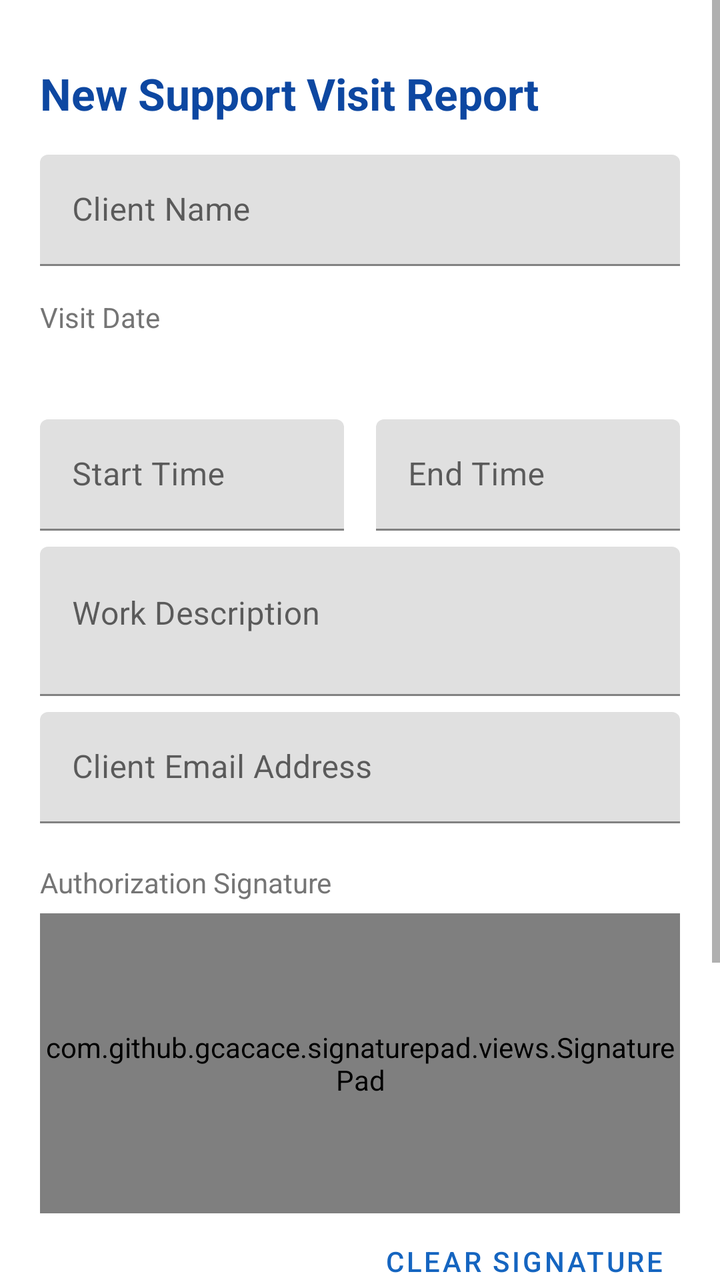
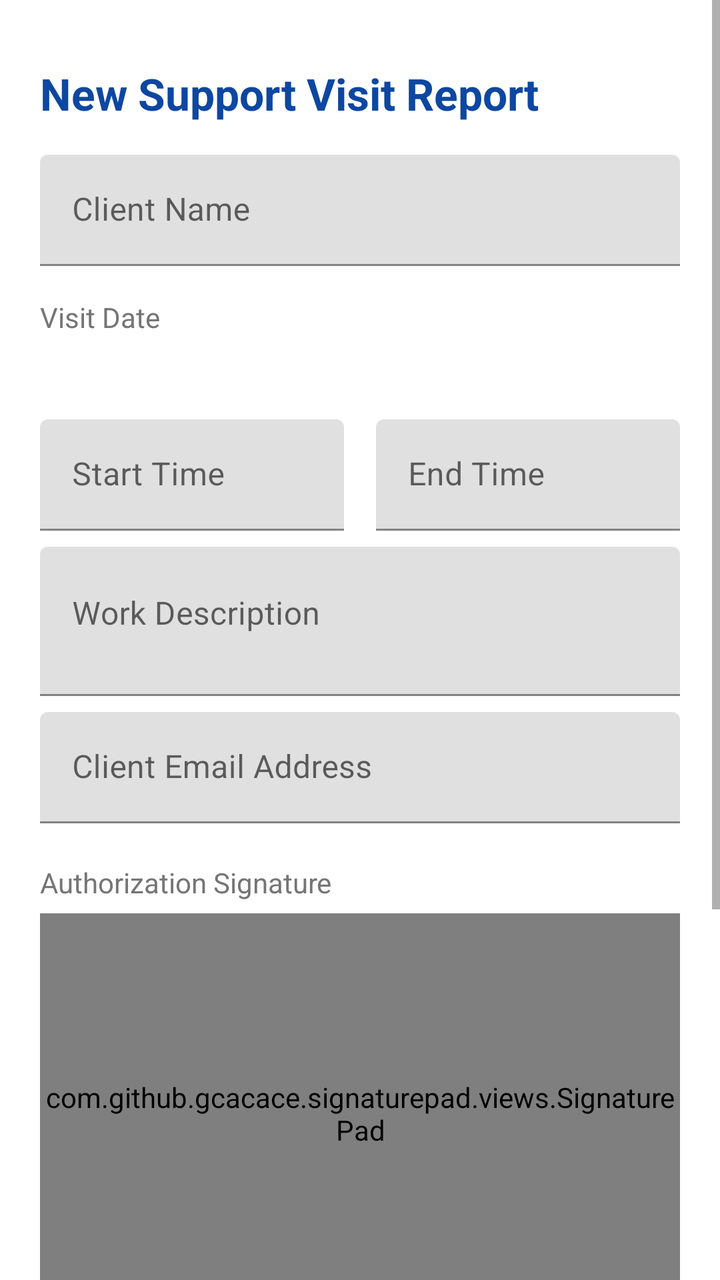

Screens rendered from an Android XML layout before and after an edit, with the pre-edit source and the edit as a unified diff.
<!-- AndroidManifest.xml: application theme Theme.SupportVisit -->
<!-- res/layout/activity_new_visit.xml -->
<?xml version="1.0" encoding="utf-8"?>
<ScrollView
    xmlns:android="http://schemas.android.com/apk/res/android"
    xmlns:app="http://schemas.android.com/apk/res-auto"
    android:layout_width="match_parent"
    android:layout_height="match_parent"
    android:fillViewport="true">

    <LinearLayout
        android:layout_width="match_parent"
        android:layout_height="wrap_content"
        android:orientation="vertical"
        android:paddingStart="20dp"
        android:paddingEnd="20dp"
        android:paddingTop="32dp"
        android:paddingBottom="40dp">

        <TextView
            android:id="@+id/tvFormTitle"
            android:layout_width="wrap_content"
            android:layout_height="wrap_content"
            android:text="New Support Visit Report"
            android:textSize="22sp"
            android:textStyle="bold"
            android:textColor="@color/primary_dark"
            android:layout_marginBottom="16dp"/>

        <com.google.android.material.textfield.TextInputLayout
            android:layout_width="match_parent"
            android:layout_height="wrap_content"
            android:hint="Client Name">

            <com.google.android.material.textfield.TextInputEditText
                android:id="@+id/etClientName"
                android:layout_width="match_parent"
                android:layout_height="wrap_content"
                android:inputType="textPersonName"/>

        </com.google.android.material.textfield.TextInputLayout>

        <TextView
            android:layout_width="wrap_content"
            android:layout_height="wrap_content"
            android:text="Visit Date"
            android:textColor="@color/text_secondary"
            android:layout_marginTop="16dp"/>

        <TextView
            android:id="@+id/tvDate"
            android:layout_width="match_parent"
            android:layout_height="wrap_content"
            android:textSize="16sp"
            android:textStyle="bold"
            android:textColor="@color/primary_dark"
            android:paddingTop="4dp"
            android:paddingBottom="8dp"/>

        <LinearLayout
            android:layout_width="match_parent"
            android:layout_height="wrap_content"
            android:orientation="horizontal"
            android:layout_marginTop="8dp">

            <com.google.android.material.textfield.TextInputLayout
                android:layout_width="0dp"
                android:layout_height="wrap_content"
                android:layout_weight="1"
                android:layout_marginEnd="8dp"
                android:hint="Start Time">

                <com.google.android.material.textfield.TextInputEditText
                    android:id="@+id/etStartTime"
                    android:layout_width="match_parent"
                    android:layout_height="wrap_content"
                    android:focusable="false"
                    android:clickable="true"/>

            </com.google.android.material.textfield.TextInputLayout>

            <com.google.android.material.textfield.TextInputLayout
                android:layout_width="0dp"
                android:layout_height="wrap_content"
                android:layout_weight="1"
                android:layout_marginStart="8dp"
                android:hint="End Time">

                <com.google.android.material.textfield.TextInputEditText
                    android:id="@+id/etEndTime"
                    android:layout_width="match_parent"
                    android:layout_height="wrap_content"
                    android:focusable="false"
                    android:clickable="true"/>

            </com.google.android.material.textfield.TextInputLayout>

        </LinearLayout>

        <com.google.android.material.textfield.TextInputLayout
            android:layout_width="match_parent"
            android:layout_height="wrap_content"
            android:layout_marginTop="8dp"
            android:hint="Work Description">

            <com.google.android.material.textfield.TextInputEditText
                android:id="@+id/etDescription"
                android:layout_width="match_parent"
                android:layout_height="wrap_content"
                android:minLines="2"
                android:gravity="top"
                android:inputType="textMultiLine"/>

        </com.google.android.material.textfield.TextInputLayout>

        <com.google.android.material.textfield.TextInputLayout
            android:layout_width="match_parent"
            android:layout_height="wrap_content"
            android:layout_marginTop="8dp"
            android:hint="Client Email Address">

            <com.google.android.material.textfield.TextInputEditText
                android:id="@+id/etClientEmail"
                android:layout_width="match_parent"
                android:layout_height="wrap_content"
                android:inputType="textEmailAddress"/>

        </com.google.android.material.textfield.TextInputLayout>

        <TextView
            android:layout_width="wrap_content"
            android:layout_height="wrap_content"
            android:text="Authorization Signature"
            android:textColor="@color/text_secondary"
            android:layout_marginTop="20dp"/>

        <LinearLayout
            android:id="@+id/newSignatureContainer"
            android:layout_width="match_parent"
            android:layout_height="wrap_content"
            android:orientation="vertical">

            <FrameLayout
                android:layout_width="match_parent"
                android:layout_height="150dp"
                android:layout_marginTop="6dp"
                android:background="@color/signature_bg">

                <com.github.gcacace.signaturepad.views.SignaturePad
                    android:id="@+id/signaturePad"
                    android:layout_width="match_parent"
                    android:layout_height="match_parent"/>

            </FrameLayout>

            <Button
                android:id="@+id/btnClearSignature"
                style="@style/Widget.MaterialComponents.Button.TextButton"
                android:layout_width="wrap_content"
                android:layout_height="wrap_content"
                android:layout_gravity="end"
                android:text="Clear Signature"/>

        </LinearLayout>

        <Button
            android:id="@+id/btnSubmit"
            android:layout_width="match_parent"
            android:layout_height="52dp"
            android:layout_marginTop="16dp"
            android:backgroundTint="@color/primary"
            android:text="Submit and Send"
            android:textColor="@color/white"
            android:textSize="16sp"/>

        <ProgressBar
            android:id="@+id/progressBar"
            android:layout_width="wrap_content"
            android:layout_height="wrap_content"
            android:layout_gravity="center"
            android:layout_marginTop="12dp"
            android:visibility="gone"/>

        <TextView
            android:layout_width="match_parent"
            android:layout_height="wrap_content"
            android:layout_marginTop="32dp"
            android:gravity="center"
            android:text="Livnelavan LTD"
            android:textColor="@color/text_muted"
            android:textSize="12sp"
            android:paddingBottom="40dp"/>
    </LinearLayout>

</ScrollView>
<!-- resources referenced by this layout -->
<resources>
  <color name="primary">#1565C0</color>
  <color name="primary_dark">#0D47A1</color>
  <color name="signature_bg">#F5F5F5</color>
  <color name="text_muted">#9E9E9E</color>
  <color name="text_secondary">#757575</color>
  <color name="white">#FFFFFF</color>
  <style name="Theme.SupportVisit" parent="Theme.MaterialComponents.DayNight.NoActionBar">
  
          <item name="colorPrimary">@color/primary</item>
          <item name="colorPrimaryDark">@color/primary_dark</item>
          <item name="colorAccent">@color/primary</item>
          <item name="android:statusBarColor">@color/primary_dark</item>
  
      </style>
</resources>

<!-- the commit's change to res/layout/activity_new_visit.xml (unified diff, before → after) -->
@@ -19,7 +19,7 @@
             android:id="@+id/tvFormTitle"
             android:layout_width="wrap_content"
             android:layout_height="wrap_content"
-            android:text="New Support Visit Report"
+            android:text="@string/new_visit_title"
             android:textSize="22sp"
             android:textStyle="bold"
             android:textColor="@color/primary_dark"
@@ -28,7 +28,7 @@
         <com.google.android.material.textfield.TextInputLayout
             android:layout_width="match_parent"
             android:layout_height="wrap_content"
-            android:hint="Client Name">
+            android:hint="@string/hint_client_name">
 
             <com.google.android.material.textfield.TextInputEditText
                 android:id="@+id/etClientName"
@@ -41,7 +41,7 @@
         <TextView
             android:layout_width="wrap_content"
             android:layout_height="wrap_content"
-            android:text="Visit Date"
+            android:text="@string/label_visit_date"
             android:textColor="@color/text_secondary"
             android:layout_marginTop="16dp"/>
 
@@ -66,7 +66,7 @@
                 android:layout_height="wrap_content"
                 android:layout_weight="1"
                 android:layout_marginEnd="8dp"
-                android:hint="Start Time">
+                android:hint="@string/hint_start_time">
 
                 <com.google.android.material.textfield.TextInputEditText
                     android:id="@+id/etStartTime"
@@ -82,7 +82,7 @@
                 android:layout_height="wrap_content"
                 android:layout_weight="1"
                 android:layout_marginStart="8dp"
-                android:hint="End Time">
+                android:hint="@string/hint_end_time">
 
                 <com.google.android.material.textfield.TextInputEditText
                     android:id="@+id/etEndTime"
@@ -99,7 +99,7 @@
             android:layout_width="match_parent"
             android:layout_height="wrap_content"
             android:layout_marginTop="8dp"
-            android:hint="Work Description">
+            android:hint="@string/hint_work_description">
 
             <com.google.android.material.textfield.TextInputEditText
                 android:id="@+id/etDescription"
@@ -115,7 +115,7 @@
             android:layout_width="match_parent"
             android:layout_height="wrap_content"
             android:layout_marginTop="8dp"
-            android:hint="Client Email Address">
+            android:hint="@string/hint_client_email">
 
             <com.google.android.material.textfield.TextInputEditText
                 android:id="@+id/etClientEmail"
@@ -128,7 +128,7 @@
         <TextView
             android:layout_width="wrap_content"
             android:layout_height="wrap_content"
-            android:text="Authorization Signature"
+            android:text="@string/label_authorization_signature"
             android:textColor="@color/text_secondary"
             android:layout_marginTop="20dp"/>
 
@@ -140,14 +140,15 @@
 
             <FrameLayout
                 android:layout_width="match_parent"
-                android:layout_height="150dp"
+                android:layout_height="200dp"
                 android:layout_marginTop="6dp"
                 android:background="@color/signature_bg">
 
                 <com.github.gcacace.signaturepad.views.SignaturePad
                     android:id="@+id/signaturePad"
                     android:layout_width="match_parent"
-                    android:layout_height="match_parent"/>
+                    android:layout_height="match_parent"
+                    android:saveEnabled="false"/>
 
             </FrameLayout>
 
@@ -157,7 +158,7 @@
                 android:layout_width="wrap_content"
                 android:layout_height="wrap_content"
                 android:layout_gravity="end"
-                android:text="Clear Signature"/>
+                android:text="@string/clear_signature"/>
 
         </LinearLayout>
 
@@ -167,7 +168,7 @@
             android:layout_height="52dp"
             android:layout_marginTop="16dp"
             android:backgroundTint="@color/primary"
-            android:text="Submit and Send"
+            android:text="@string/submit_and_send"
             android:textColor="@color/white"
             android:textSize="16sp"/>
 
@@ -184,7 +185,7 @@
             android:layout_height="wrap_content"
             android:layout_marginTop="32dp"
             android:gravity="center"
-            android:text="Livnelavan LTD"
+            android:text="@string/company_footer"
             android:textColor="@color/text_muted"
             android:textSize="12sp"
             android:paddingBottom="40dp"/>
<!-- resource entries referenced after the edit -->
@@ -6,6 +6,17 @@
   <color name="text_muted">#9E9E9E</color>
   <color name="text_secondary">#757575</color>
   <color name="white">#FFFFFF</color>
+  <string name="clear_signature">Clear Signature</string>
+  <string name="company_footer" translatable="false">Livnelavan LTD</string>
+  <string name="hint_client_email">Client Email Address</string>
+  <string name="hint_client_name">Client Name</string>
+  <string name="hint_end_time">End Time</string>
+  <string name="hint_start_time">Start Time</string>
+  <string name="hint_work_description">Work Description</string>
+  <string name="label_authorization_signature">Authorization Signature</string>
+  <string name="label_visit_date">Visit Date</string>
+  <string name="new_visit_title">New Support Visit Report</string>
+  <string name="submit_and_send">Submit and Send</string>
   <style name="Theme.SupportVisit" parent="Theme.MaterialComponents.DayNight.NoActionBar">
   
           <item name="colorPrimary">@color/primary</item>
